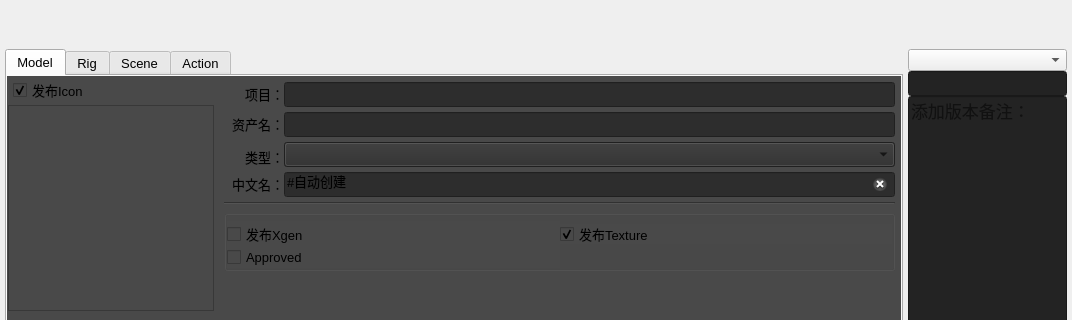
Before: the Qt Designer form scripts/tools_publish/PublishTools/ui/PublishTool.ui in ShelovSun/CGTools_Maya, drawn with Qt 5; both pictures show x 0 to 1072 and y 0 to 320 of the 1072 by 637 pixel window.
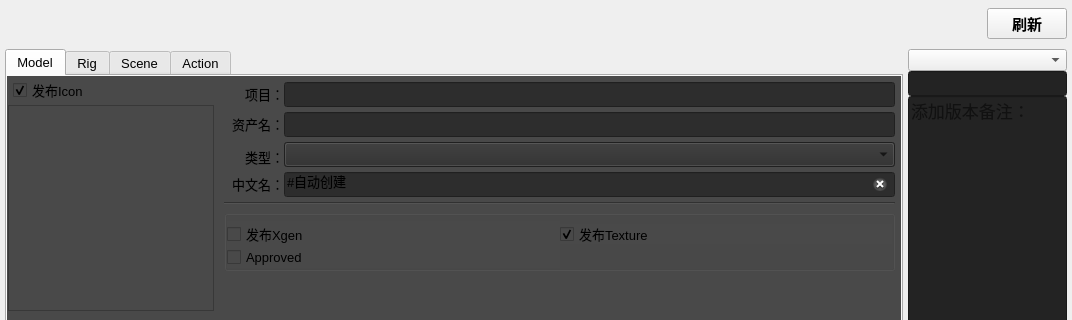
After: the same form once the commit is applied. The open tabs and pages were chosen to show the change.

```diff
--- a/scripts/tools_publish/PublishTools/ui/PublishTool.ui
+++ b/scripts/tools_publish/PublishTools/ui/PublishTool.ui
@@ -2976,7 +2976,6 @@
         <font>
          <family>Microsoft YaHei UI</family>
          <pointsize>9</pointsize>
-         <weight>75</weight>
          <bold>true</bold>
         </font>
        </property>
@@ -2988,6 +2987,26 @@
        </property>
       </widget>
      </item>
+     <item>
+      <widget class="QPushButton" name="fresh_ptn">
+       <property name="sizePolicy">
+        <sizepolicy hsizetype="Fixed" vsizetype="Fixed">
+         <horstretch>0</horstretch>
+         <verstretch>0</verstretch>
+        </sizepolicy>
+       </property>
+       <property name="font">
+        <font>
+         <family>Microsoft YaHei</family>
+         <pointsize>11</pointsize>
+         <bold>true</bold>
+        </font>
+       </property>
+       <property name="text">
+        <string>刷新</string>
+       </property>
+      </widget>
+     </item>
     </layout>
    </item>
   </layout>
```
Left out of the diff: 159 changed lines with no effect on the pictures.
